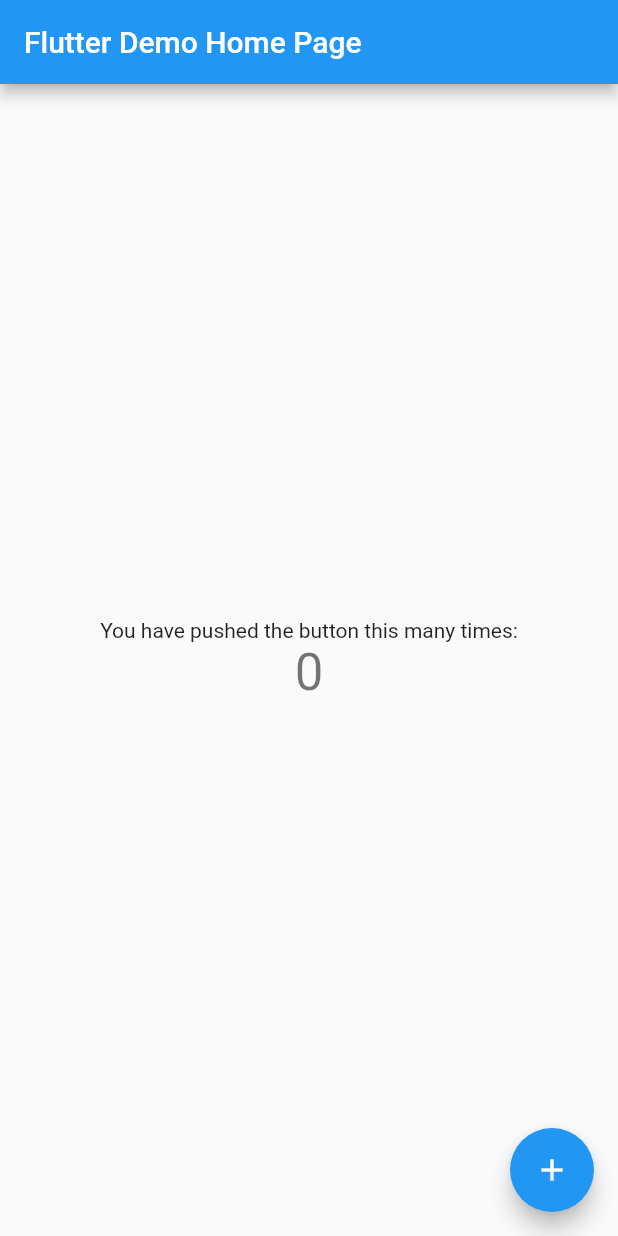
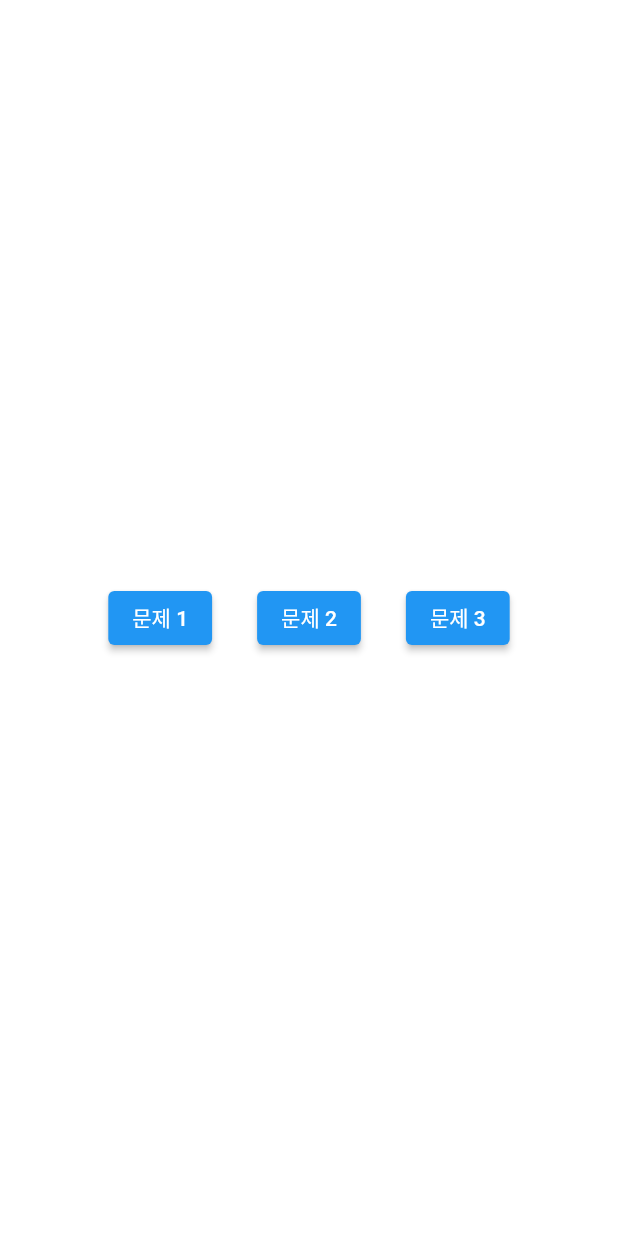
Before and after one commit to pyowonsik/flutter_assignment, a Flutter app: the screen it shows after launch, on a phone screen of 412 x 824 dp. Run offline on Flutter 3.47's test engine with Material 2 defaults, Android fonts, the phone set to English and light mode, and no system bars.

Commit message:
feature : dart 과제

```diff
--- a/lib/main.dart
+++ b/lib/main.dart
@@ -1,4 +1,5 @@
 import 'package:flutter/material.dart';
+import 'package:flutter_assignment/src/assignment/dart_assignment/dart_assignment.dart';
 
 void main() {
   runApp(const MyApp());
@@ -7,109 +8,14 @@ void main() {
 class MyApp extends StatelessWidget {
   const MyApp({super.key});
 
-  // This widget is the root of your application.
   @override
   Widget build(BuildContext context) {
     return MaterialApp(
       title: 'Flutter Demo',
       theme: ThemeData(
-        // This is the theme of your application.
-        //
-        // Try running your application with "flutter run". You'll see the
-        // application has a blue toolbar. Then, without quitting the app, try
-        // changing the primarySwatch below to Colors.green and then invoke
-        // "hot reload" (press "r" in the console where you ran "flutter run",
-        // or simply save your changes to "hot reload" in a Flutter IDE).
-        // Notice that the counter didn't reset back to zero; the application
-        // is not restarted.
         primarySwatch: Colors.blue,
       ),
-      home: const MyHomePage(title: 'Flutter Demo Home Page'),
+      home: const DartAssignment(),
     );
   }
 }
-
-class MyHomePage extends StatefulWidget {
-  const MyHomePage({super.key, required this.title});
-
-  // This widget is the home page of your application. It is stateful, meaning
-  // that it has a State object (defined below) that contains fields that affect
-  // how it looks.
-
-  // This class is the configuration for the state. It holds the values (in this
-  // case the title) provided by the parent (in this case the App widget) and
-  // used by the build method of the State. Fields in a Widget subclass are
-  // always marked "final".
-
-  final String title;
-
-  @override
-  State<MyHomePage> createState() => _MyHomePageState();
-}
-
-class _MyHomePageState extends State<MyHomePage> {
-  int _counter = 0;
-
-  void _incrementCounter() {
-    setState(() {
-      // This call to setState tells the Flutter framework that something has
-      // changed in this State, which causes it to rerun the build method below
-      // so that the display can reflect the updated values. If we changed
-      // _counter without calling setState(), then the build method would not be
-      // called again, and so nothing would appear to happen.
-      _counter++;
-    });
-  }
-
-  @override
-  Widget build(BuildContext context) {
-    // This method is rerun every time setState is called, for instance as done
-    // by the _incrementCounter method above.
-    //
-    // The Flutter framework has been optimized to make rerunning build methods
-    // fast, so that you can just rebuild anything that needs updating rather
-    // than having to individually change instances of widgets.
-    return Scaffold(
-      appBar: AppBar(
-        // Here we take the value from the MyHomePage object that was created by
-        // the App.build method, and use it to set our appbar title.
-        title: Text(widget.title),
-      ),
-      body: Center(
-        // Center is a layout widget. It takes a single child and positions it
-        // in the middle of the parent.
-        child: Column(
-          // Column is also a layout widget. It takes a list of children and
-          // arranges them vertically. By default, it sizes itself to fit its
-          // children horizontally, and tries to be as tall as its parent.
-          //
-          // Invoke "debug painting" (press "p" in the console, choose the
-          // "Toggle Debug Paint" action from the Flutter Inspector in Android
-          // Studio, or the "Toggle Debug Paint" command in Visual Studio Code)
-          // to see the wireframe for each widget.
-          //
-          // Column has various properties to control how it sizes itself and
-          // how it positions its children. Here we use mainAxisAlignment to
-          // center the children vertically; the main axis here is the vertical
-          // axis because Columns are vertical (the cross axis would be
-          // horizontal).
-          mainAxisAlignment: MainAxisAlignment.center,
-          children: <Widget>[
-            const Text(
-              'You have pushed the button this many times:',
-            ),
-            Text(
-              '$_counter',
-              style: Theme.of(context).textTheme.headlineMedium,
-            ),
-          ],
-        ),
-      ),
-      floatingActionButton: FloatingActionButton(
-        onPressed: _incrementCounter,
-        tooltip: 'Increment',
-        child: const Icon(Icons.add),
-      ), // This trailing comma makes auto-formatting nicer for build methods.
-    );
-  }
-}
--- /dev/null
+++ b/lib/src/assignment/dart_assignment/dart_assignment.dart
@@ -0,0 +1,154 @@
+import 'package:flutter/material.dart';
+
+List data = [
+  {
+    "name": "json",
+    "age": 14,
+    "last name": "type",
+    "hobby": ["surfing", "develop"],
+    "personality": {
+      "pAgositive": ["pleasant", "active", "independent"],
+      "negative": ["lazy"]
+    }
+  },
+  {
+    "name": "java",
+    "age": 25,
+    "last name": "lang",
+    "hobby": ["sing"],
+    "personality": {
+      "positive": ["independent"],
+      "negative": []
+    }
+  },
+  {
+    "name": "python",
+    "age": 18,
+    "last name": "lang",
+    "hobby": ["sing", "develop"],
+    "personality": {
+      "positive": ["pleasant", "active", "independent"],
+      "negative": ["jealousy", "lazy", "dependent"]
+    }
+  },
+  {
+    "name": "js",
+    "age": 18,
+    "last name": "lang",
+    "hobby": [],
+    "personality": {
+      "positive": ["pleasant", "independent"],
+      "negative": ["jealousy", "dependent"]
+    }
+  },
+  {
+    "name": "dart",
+    "age": 8,
+    "last name": "lang",
+    "hobby": ["sing", "eat", "surfing", "develop"],
+    "personality": {
+      "positive": ["pleasant"],
+      "negative": ["lazy", "dependent"]
+    }
+  },
+  {
+    "name": "ts",
+    "age": 26,
+    "last name": "lang",
+    "hobby": ["sing", "surfing", "develop"],
+    "personality": {
+      "positive": ["active", "independent"],
+      "negative": ["jealousy", "lazy", "dependent"]
+    }
+  },
+  {
+    "name": "int",
+    "age": 27,
+    "last name": "type",
+    "hobby": ["sing", "eat", "develop"],
+    "personality": {
+      "positive": ["active", "independent"],
+      "negative": ["jealousy", "lazy", "dependent"]
+    }
+  },
+  {
+    "name": "double",
+    "age": 29,
+    "last name": "type",
+    "hobby": ["sing", "eat", "surfing", "develop"],
+    "personality": {
+      "positive": ["independent"],
+      "negative": ["jealousy", "lazy"]
+    }
+  }
+];
+
+class DartAssignment extends StatelessWidget {
+  resultAge() {
+    List firstData = [...data];
+    var resultAge = firstData
+        .where((person) => person['name'][0] == 'j')
+        .map((pserson) => pserson['age'])
+        .reduce((value, element) => value + element);
+    print(resultAge);
+  }
+
+  resultHobby() {
+    List secondData = [...data];
+    secondData.sort((a, b) {
+      return a['age'] - b['age'];
+    });
+    var resultHobby = secondData
+        .where((person) => person['last name'] == 'lang')
+        .where((person) => person['age'] >= 10)
+        .map((pserson) => pserson['hobby'])
+        .take(3);
+    print(resultHobby);
+  }
+
+  resultNegative() {
+    List thirdData = [...data];
+    var resultNegative = thirdData
+        .where((person) => person['hobby'].contains('sing'))
+        .where((person) => person['age'] >= 20)
+        .map((pserson) => pserson['personality']['negative'])
+        .reduce((value, element) => value + element)
+        .toSet()
+        .toList();
+    print(resultNegative);
+  }
+
+  const DartAssignment({super.key});
+
+  @override
+  Widget build(BuildContext context) {
+    return Center(
+      child: Row(
+        mainAxisAlignment: MainAxisAlignment.center,
+        children: [
+          ElevatedButton(
+              onPressed: () {
+                resultAge();
+              },
+              child: Text("문제 1")),
+          SizedBox(
+            width: 30,
+          ),
+          ElevatedButton(
+              onPressed: () {
+                resultHobby();
+              },
+              child: Text("문제 2")),
+          SizedBox(
+            width: 30,
+          ),
+          ElevatedButton(
+              onPressed: () {
+                resultNegative();
+              },
+              child: Text("문제 3")),
+        ],
+      ),
+    );
+  }
+}
--- a/pubspec.yaml
+++ b/pubspec.yaml
@@ -35,6 +35,7 @@ dependencies:
   # The following adds the Cupertino Icons font to your application.
   # Use with the CupertinoIcons class for iOS style icons.
   cupertino_icons: ^1.0.2
+  draggable_fab: ^0.1.4
 
 dev_dependencies:
   flutter_test:
```
Also changed, not shown: lib/src/app.dart (added), pubspec.lock.
